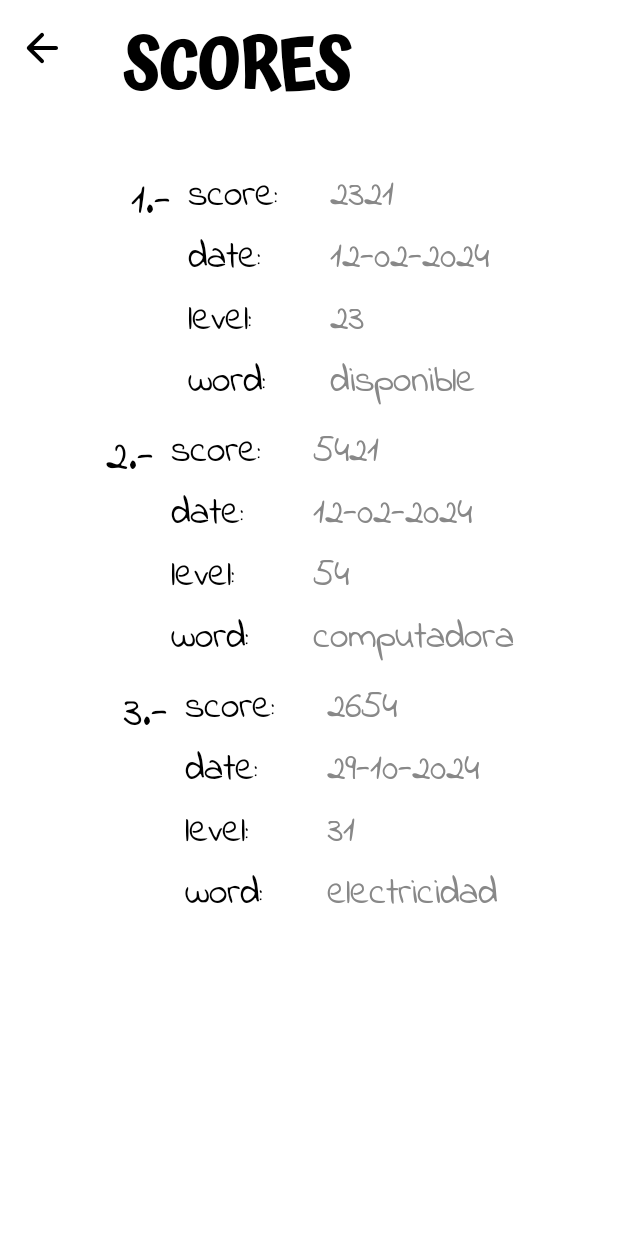
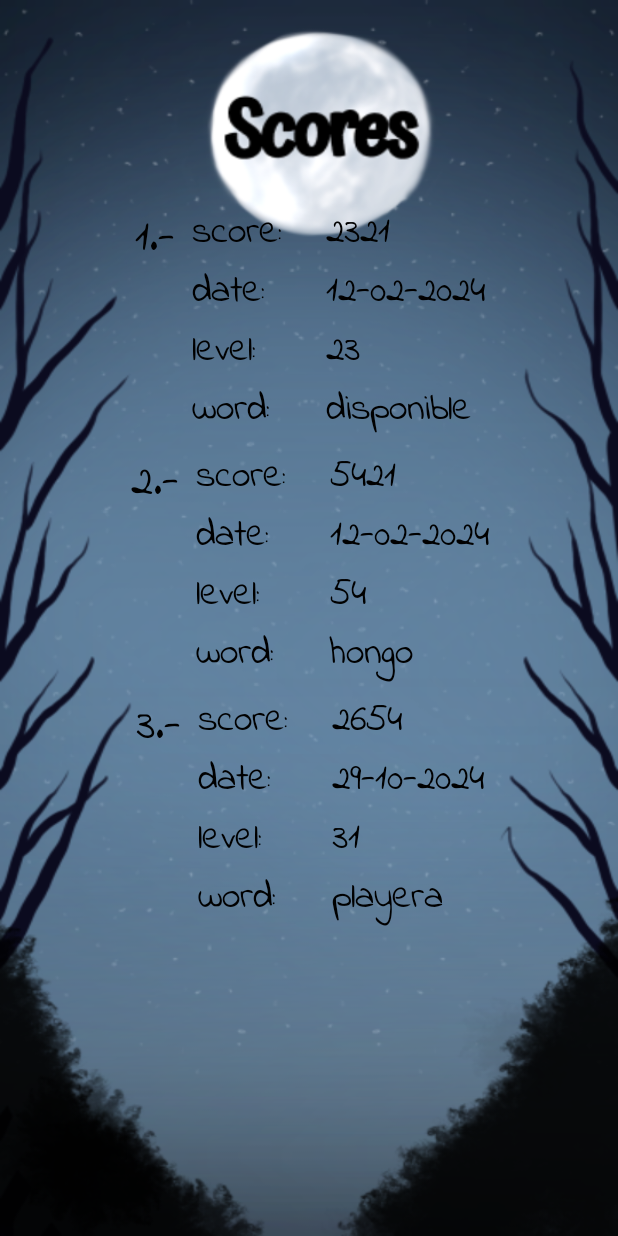
Before and after one commit to EmanuelMartinez23/HangMan-Game, an Android app built with Jetpack Compose: the scoresScreen screen opened through its navigation route, on a phone screen of 412 x 824 dp. Run offline under Robolectric (Android 15) with nearby library versions, the phone set to English and light mode, and no system bars.

Commit message:
Update: Rediseño de pantalla scoresScreen.

```diff
--- a/app/src/main/java/com/uam/horcado/screens/scoresScreen.kt
+++ b/app/src/main/java/com/uam/horcado/screens/scoresScreen.kt
@@ -1,9 +1,7 @@
 package com.uam.horcado.screens
-
-
-
-import androidx.compose.foundation.background
+import androidx.compose.foundation.Image
 import androidx.compose.foundation.layout.Arrangement
+import androidx.compose.foundation.layout.Box
 import androidx.compose.foundation.layout.Column
 import androidx.compose.foundation.layout.Row
 import androidx.compose.foundation.layout.Spacer
@@ -11,20 +9,16 @@ import androidx.compose.foundation.layout.fillMaxSize
 import androidx.compose.foundation.layout.height
 import androidx.compose.foundation.layout.padding
 import androidx.compose.foundation.layout.width
-import androidx.compose.material.icons.Icons
-import androidx.compose.material.icons.rounded.ArrowBack
-import androidx.compose.material3.Icon
-import androidx.compose.material3.IconButton
 import androidx.compose.material3.Text
 import androidx.compose.runtime.Composable
 import androidx.compose.ui.Alignment
 import androidx.compose.ui.Modifier
 import androidx.compose.ui.graphics.Color
+import androidx.compose.ui.layout.ContentScale
 import androidx.compose.ui.res.painterResource
 import androidx.compose.ui.text.TextStyle
 import androidx.compose.ui.text.font.Font
 import androidx.compose.ui.text.font.FontFamily
-import androidx.compose.ui.text.font.FontWeight
 import androidx.compose.ui.unit.dp
 import androidx.compose.ui.unit.sp
 import androidx.navigation.NavHostController
@@ -32,53 +26,26 @@ import com.uam.horcado.R
 import com.uam.horcado.viewmodels.HorcadoViewModel
 
 // HorcadoViewModel contiene el estado y la logica relacionada con el juego
-
 @Composable
 fun scoresScreen(horcadoViewModel: HorcadoViewModel , navController: NavHostController) {
-    val listScores =  horcadoViewModel.listScores.value
+    val listScores = horcadoViewModel.listScores.value
+
+    Box(modifier = Modifier.fillMaxSize()) {
+        Image(
+            painter = painterResource(id = R.drawable.pantallascore),
+            contentDescription = null,
+            modifier = Modifier.fillMaxSize(),
+            contentScale = ContentScale.FillBounds
+        )
 
         Column(
             modifier = Modifier
                 .fillMaxSize()
-            .background(color = Color.White)
                 .padding(4.dp),
             horizontalAlignment = Alignment.CenterHorizontally
         ) {
 
-        Row (modifier = Modifier.align(Alignment.Start)){
-
-//
-            IconButton(
-                onClick = { /* Regresar a la pagina principal */
-                    navController.navigate("principal")
-
-                },
-            ) {
-                Icon(
-                    Icons.Rounded.ArrowBack, // Aquí utilizas el recurso de imagen del icono
-                    contentDescription = "Icono para regresar a la pagina principal",
-                    modifier = Modifier
-                        .height(250.dp)
-                        .width(250.dp)
-                        .padding(top = 8.dp),
-                    tint = Color.Black
-                )
-            }
-            Spacer(modifier = Modifier.width(20.dp))
-            Text(
-                text = "SCORES",
-                style = TextStyle(fontFamily = FontFamily(Font(R.font.atma_semibold))),
-                fontSize = 45.sp,
-                fontWeight =  FontWeight.W900,
-                color = Color.Black,
-                letterSpacing = 0.sp,
-                modifier = Modifier.padding(start = 10.dp, top = 5.dp)
-            )
-
-
-        }
-        Spacer(modifier = Modifier.height(25.dp))
-
+            Spacer(modifier = Modifier.height(130.dp))
             scoreDetail(
                 position = 1,
                 score = "2321",
@@ -87,10 +54,11 @@ fun scoresScreen(horcadoViewModel: HorcadoViewModel , navController: NavHostCont
                 word = "disponible"
             )
             Spacer(modifier = Modifier.height(5.dp))
-        scoreDetail(2,score = "5421", date = "12-02-2024", level = "54" , word = "computadora" )
+            scoreDetail(2, score = "5421", date = "12-02-2024", level = "54", word = "hongo")
             Spacer(modifier = Modifier.height(5.dp))
-        scoreDetail(3,score = "2654", date = "29-10-2024", level = "31" , word = "electricidad" )
+            scoreDetail(3, score = "2654", date = "29-10-2024", level = "31", word = "playera")
 
+        }
     }
 }
 
@@ -99,15 +67,14 @@ fun scoresScreen(horcadoViewModel: HorcadoViewModel , navController: NavHostCont
 fun scoreDetail(position:Int ,score: String,date : String, level: String, word : String ){
     Column(
         modifier = Modifier
-            .width(350.dp)
-            .background(Color.White),
+            .width(350.dp),
         verticalArrangement = Arrangement.Center,
         horizontalAlignment = Alignment.CenterHorizontally
     ) {
         Row {
             Column {
                 Text(
-                    modifier = Modifier.padding(top = 5.dp),
+                    modifier = Modifier.padding(top = 3.dp),
                     style = TextStyle(fontFamily = FontFamily(Font(R.font.indieflower_regular))),
                     text = "${position}.- ",
                     fontSize = 30.sp,
@@ -116,28 +83,28 @@ fun scoreDetail(position:Int ,score: String,date : String, level: String, word :
             }
             Column {
                 Text(
-                    modifier = Modifier.padding(top = 5.dp),
+                    modifier = Modifier.padding(top = 3.dp),
                     style = TextStyle(fontFamily = FontFamily(Font(R.font.indieflower_regular))),
                     text = "score:",
                     fontSize = 25.sp,
                     color = Color.Black,
                 )
                 Text(
-                    modifier = Modifier.padding(top = 5.dp),
+                    modifier = Modifier.padding(top = 3.dp),
                     style = TextStyle(fontFamily = FontFamily(Font(R.font.indieflower_regular))),
                     text = "date:",
                     fontSize = 25.sp,
                     color = Color.Black,
                 )
                 Text(
-                    modifier = Modifier.padding(top = 5.dp),
+                    modifier = Modifier.padding(top = 3.dp),
                     style = TextStyle(fontFamily = FontFamily(Font(R.font.indieflower_regular))),
                     text = "level:",
                     fontSize = 25.sp,
                     color = Color.Black,
                 )
                 Text(
-                    modifier = Modifier.padding(top = 5.dp),
+                    modifier = Modifier.padding(top = 3.dp),
                     style = TextStyle(fontFamily = FontFamily(Font(R.font.indieflower_regular))),
                     text = "word:",
                     fontSize = 25.sp,
@@ -147,36 +114,36 @@ fun scoreDetail(position:Int ,score: String,date : String, level: String, word :
 
             } // col1
 
-            Spacer(modifier = Modifier.width(35.dp))
+            Spacer(modifier = Modifier.width(30.dp))
 
             Column {
                 Text(
-                    modifier = Modifier.padding(top = 5.dp),
+                    modifier = Modifier.padding(top = 3.dp),
                     style = TextStyle(fontFamily = FontFamily(Font(R.font.indieflower_regular))),
                     text = score.toString(),
                     fontSize = 25.sp,
-                    color = Color.Gray,
+                    color = Color.Black,
                 )
                 Text(
-                    modifier = Modifier.padding(top = 5.dp),
+                    modifier = Modifier.padding(top = 3.dp),
                     style = TextStyle(fontFamily = FontFamily(Font(R.font.indieflower_regular))),
                     text = date,
                     fontSize = 25.sp,
-                    color = Color.Gray,
+                    color = Color.Black,
                 )
                 Text(
-                    modifier = Modifier.padding(top = 5.dp),
+                    modifier = Modifier.padding(top = 3.dp),
                     style = TextStyle(fontFamily = FontFamily(Font(R.font.indieflower_regular))),
                     text = level.toString(),
                     fontSize = 25.sp,
-                    color = Color.Gray,
+                    color = Color.Black,
                 )
                 Text(
-                    modifier = Modifier.padding(top = 5.dp),
+                    modifier = Modifier.padding(top = 3.dp),
                     style = TextStyle(fontFamily = FontFamily(Font(R.font.indieflower_regular))),
                     text = word,
                     fontSize = 25.sp,
-                    color = Color.Gray,
+                    color = Color.Black,
                 )
             } // col2
         } // row
```
Also changed, not shown: app/src/main/res/drawable/pantallascore.png (added). Lines whose indentation alone changed are shown as unchanged.
